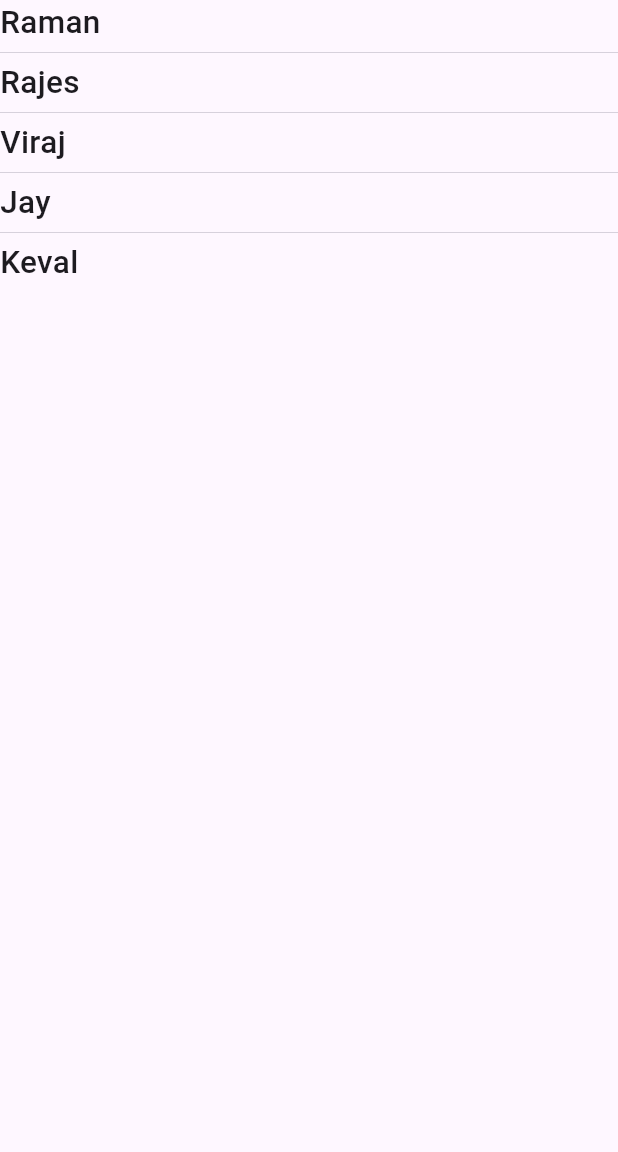
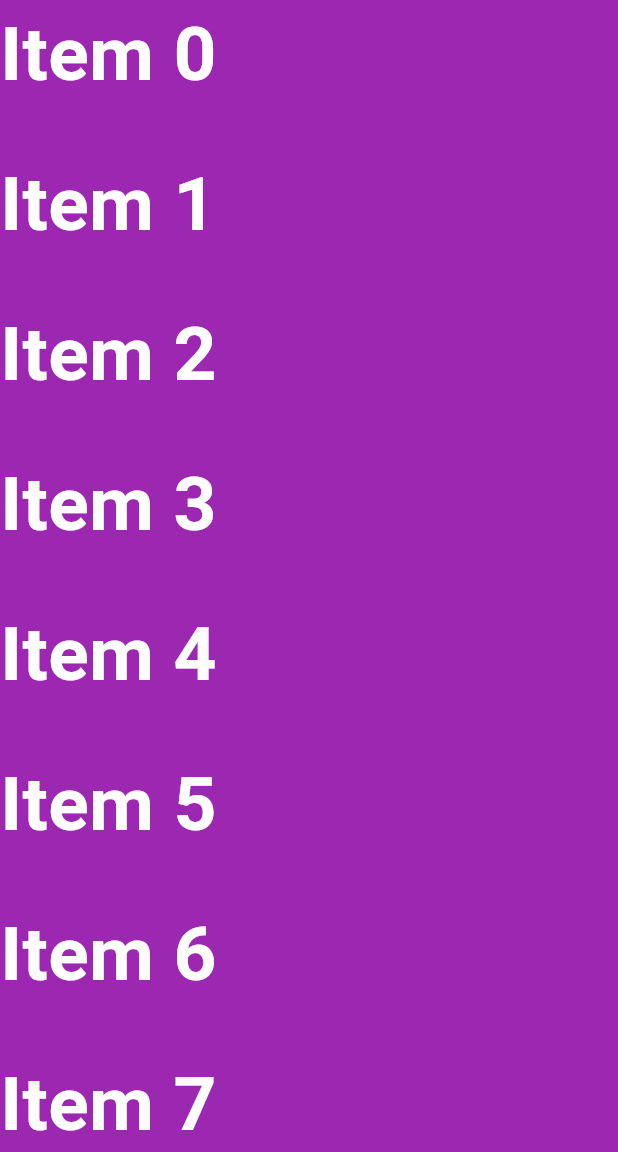
Before and after one commit to Viraj1812/list_view, a Flutter app: the screen it shows after launch, on a phone screen of 412 x 824 dp, the part 84-1236 px from its top. Run offline on Flutter 3.47's test engine with Material 3 defaults, Android fonts, the phone set to English and light mode, and no system bars.

Commit message:
Custom Listview

```diff
--- /dev/null
+++ b/lib/listview_custom.dart
@@ -0,0 +1,71 @@
+import 'package:flutter/material.dart';
+
+class ListViewCustom extends StatefulWidget {
+  const ListViewCustom({super.key});
+
+  @override
+  State<ListViewCustom> createState() => _ListViewCustomState();
+}
+
+class _ListViewCustomState extends State<ListViewCustom> {
+  List<String> items = <String>['1', '2', '3', '4', '5'];
+
+  @override
+  Widget build(BuildContext context) {
+    return Scaffold(
+      appBar: AppBar(
+        backgroundColor: Theme.of(context).colorScheme.inversePrimary,
+        title: const Text('List View Example'),
+      ),
+
+      //ListView:
+
+      body: ListView.custom(
+        /*
+        childrenDelegate: SliverChildListDelegate(
+          [
+            _buildListItem(),
+            _buildListItem(),
+            _buildListItem(),
+            _buildListItem(),
+            _buildListItem(),
+            _buildListItem(),
+            _buildListItem(),
+            _buildListItem(),
+            _buildListItem(),
+            _buildListItem(),
+            _buildListItem(),
+            _buildListItem(),
+            _buildListItem(),
+            _buildListItem(),
+            _buildListItem(),
+            _buildListItem(),
+            _buildListItem(),
+          ],
+        ),
+        */
+
+        childrenDelegate: SliverChildBuilderDelegate(
+          (context, index) {
+            return _buildListItem(index);
+          },
+        ),
+      ),
+    );
+  }
+
+  Widget _buildListItem(int index) {
+    return Container(
+      height: 100,
+      color: Colors.purple,
+      child: Text(
+        'Item $index',
+        style: const TextStyle(
+          fontSize: 50,
+          fontWeight: FontWeight.bold,
+          color: Colors.white,
+        ),
+      ),
+    );
+  }
+}
--- a/lib/main.dart
+++ b/lib/main.dart
@@ -1,14 +1,14 @@
 import 'package:flutter/material.dart';
 import 'package:list_view/listview_builder.dart';
-import 'package:list_view/listview_seperated.dart';
-import 'package:list_view/my_home_page.dart';
+import 'package:list_view/listview_custom.dart';
 
 void main() {
   runApp(
     const MaterialApp(
       // home: MyHomePage(),
       // home: ListViewBuilder(),
-      home: ListViewSeperated(),
+      // home: ListViewSeperated(),
+      home: ListViewCustom(),
     ),
   );
 }
```
Also changed, not shown: lib/listview_builder.dart (+32 -4 lines).
